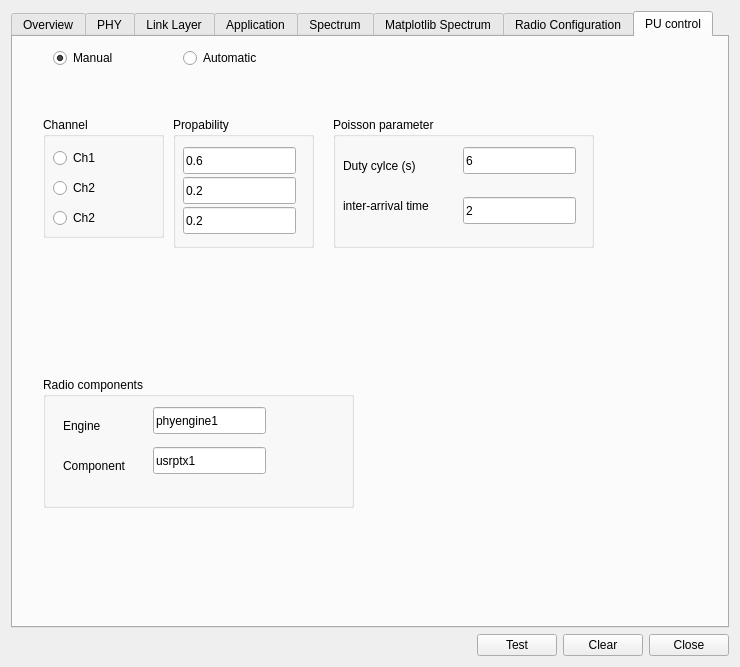
Above: components/pySysMoCo/gui.ui from andrepuschmann/OSPECORR before the change. Below: the same form after it.
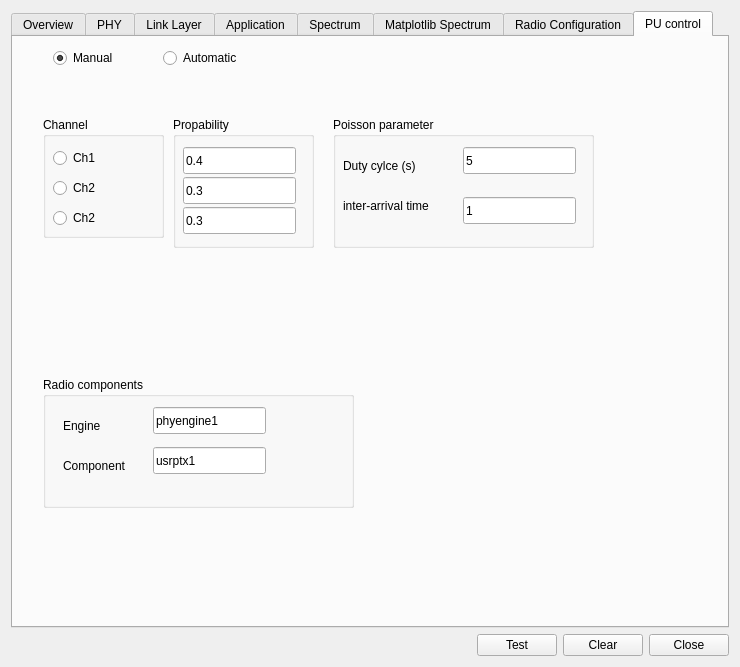
That is the form after the change.

Patch:
```diff
--- a/components/pySysMoCo/gui.ui
+++ b/components/pySysMoCo/gui.ui
@@ -1927,7 +1927,7 @@
       <widget class="QRadioButton" name="automaticButton">
        <property name="geometry">
         <rect>
-         <x>170</x>
+         <x>150</x>
          <y>10</y>
          <width>104</width>
          <height>22</height>
@@ -1959,7 +1959,10 @@
          </rect>
         </property>
         <property name="text">
-         <string>0.6</string>
+         <string>0.4</string>
+        </property>
+        <property name="readOnly">
+         <bool>false</bool>
         </property>
        </widget>
        <widget class="QLineEdit" name="propCh2">
@@ -1972,7 +1975,7 @@
          </rect>
         </property>
         <property name="text">
-         <string>0.2</string>
+         <string>0.3</string>
         </property>
        </widget>
        <widget class="QLineEdit" name="propCh3">
@@ -1985,7 +1988,7 @@
          </rect>
         </property>
         <property name="text">
-         <string>0.2</string>
+         <string>0.3</string>
         </property>
        </widget>
       </widget>
@@ -2024,7 +2027,7 @@
          </rect>
         </property>
         <property name="text">
-         <string>6</string>
+         <string>5</string>
         </property>
        </widget>
        <widget class="QLabel" name="label">
@@ -2050,7 +2053,7 @@
          </rect>
         </property>
         <property name="text">
-         <string>2</string>
+         <string>1</string>
         </property>
        </widget>
       </widget>
```
Left out of the diff: 10 changed lines with no effect on the pictures.
